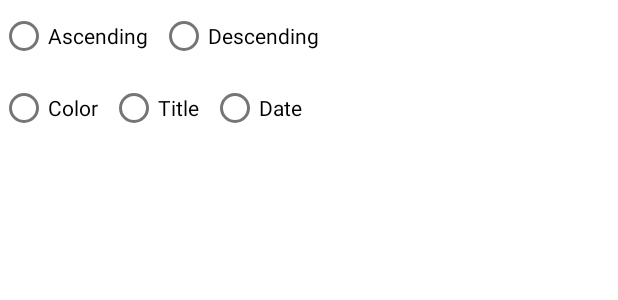
After one commit to TanjotP/NoteApp, an Android app built with Jetpack Compose: the layout filters_layout.xml on its own in the app's theme, with its tools: preview values and no code run, on a phone screen of 412 x 824 dp. The commit adds this screen. Shown: the top 300 px of the screen. Run offline under Robolectric (Android 15) with nearby library versions, the phone set to English and light mode, and no system bars.

Commit message:
ui elements

```diff
--- a/app/src/main/AndroidManifest.xml
+++ b/app/src/main/AndroidManifest.xml
@@ -12,7 +12,7 @@
         android:theme="@style/Theme.NoteAppMvvm" >
 
         <activity
-            android:name=".feature_note.presentation.MainActivity"
+            android:name=".feature_note.presentation.notes.NotesActivity"
             android:exported="true"
             android:label="@string/app_name"
             android:theme="@style/Theme.NoteAppMvvm">
--- a/app/src/main/java/com/example/noteappmvvm/NoteApp.kt
+++ b/app/src/main/java/com/example/noteappmvvm/NoteApp.kt
@@ -4,5 +4,4 @@ import android.app.Application
 import dagger.hilt.android.HiltAndroidApp
 
 @HiltAndroidApp
-class NoteApp : Application() {
-}
+class NoteApp : Application()
--- a/app/src/main/java/com/example/noteappmvvm/feature_note/data/data_source/NoteDao.kt
+++ b/app/src/main/java/com/example/noteappmvvm/feature_note/data/data_source/NoteDao.kt
@@ -1,12 +1,10 @@
 package com.example.noteappmvvm.feature_note.data.data_source
 
-import androidx.room.Delete
-import androidx.room.Insert
-import androidx.room.OnConflictStrategy
-import androidx.room.Query
+import androidx.room.*
 import com.example.noteappmvvm.feature_note.domain.model.Note
 import kotlinx.coroutines.flow.Flow
 
+@Dao
 interface NoteDao {
 
     //not suspend function because returns a flow.
--- /dev/null
+++ b/app/src/main/res/layout/filters_layout.xml
@@ -0,0 +1,52 @@
+<?xml version="1.0" encoding="utf-8"?>
+<androidx.constraintlayout.widget.ConstraintLayout xmlns:android="http://schemas.android.com/apk/res/android"
+    xmlns:app="http://schemas.android.com/apk/res-auto"
+    xmlns:tools="http://schemas.android.com/tools"
+    android:layout_width="match_parent"
+    android:layout_height="wrap_content">
+
+    <RadioButton
+        android:id="@+id/ascendingButton"
+        android:layout_width="wrap_content"
+        android:layout_height="wrap_content"
+        android:text="@string/filter_ascending_button"
+        app:layout_constraintStart_toStartOf="parent"
+        app:layout_constraintTop_toTopOf="parent" />
+
+    <RadioButton
+        android:layout_marginStart="8dp"
+        android:id="@+id/descendingButton"
+        android:layout_width="wrap_content"
+        android:layout_height="wrap_content"
+        android:text="@string/filter_descending_button"
+        app:layout_constraintLeft_toRightOf="@id/ascendingButton"
+        app:layout_constraintTop_toTopOf="parent" />
+
+    <RadioButton
+        android:id="@+id/colorButton"
+        android:layout_width="wrap_content"
+        android:layout_height="wrap_content"
+        android:text="@string/filter_color_button"
+        app:layout_constraintStart_toStartOf="parent"
+        app:layout_constraintTop_toBottomOf="@id/ascendingButton" />
+
+    <RadioButton
+        android:layout_marginStart="8dp"
+        android:id="@+id/titleButton"
+        android:layout_width="wrap_content"
+        android:layout_height="wrap_content"
+        android:text="@string/filter_title_button"
+        app:layout_constraintStart_toEndOf="@id/colorButton"
+        app:layout_constraintTop_toBottomOf="@id/ascendingButton"  />
+
+    <RadioButton
+        android:layout_marginStart="8dp"
+        android:id="@+id/dateButton"
+        android:layout_width="wrap_content"
+        android:layout_height="wrap_content"
+        android:text="@string/filter_date_button"
+        app:layout_constraintStart_toEndOf="@id/titleButton"
+        app:layout_constraintTop_toBottomOf="@id/ascendingButton"  />
+
+
+</androidx.constraintlayout.widget.ConstraintLayout>
--- a/app/src/main/res/values/strings.xml
+++ b/app/src/main/res/values/strings.xml
@@ -1,3 +1,14 @@
 <resources>
     <string name="app_name">NoteAppMvvm</string>
+
+    <!-- View Notes Screen -->
+    <string name="view_notes_title">Notes</string>
+
+    <!-- Filters -->
+    <string name="filter_ascending_button">Ascending</string>
+    <string name="filter_descending_button">Descending</string>
+    <string name="filter_color_button">Color</string>
+    <string name="filter_date_button">Date</string>
+    <string name="filter_title_button">Title</string>
+
 </resources>
--- a/build.gradle
+++ b/build.gradle
@@ -10,7 +10,7 @@
             dependencies {
                 classpath "com.android.tools.build:gradle:7.0.4"
                 classpath "org.jetbrains.kotlin:kotlin-gradle-plugin:1.5.21"
-                classpath "com.google.dagger:hilt-android-gradle-plugin:2.38.1"
+                classpath "com.google.dagger:hilt-android-gradle-plugin:2.41"
 
                 // NOTE: Do not place your application dependencies here; they belong
                 // in the individual module build.gradle files
```
Also changed, not shown: app/build.gradle (+37 -12 lines), app/src/main/java/com/example/noteappmvvm/di/AppModule.kt (+6 -5 lines), app/src/main/java/com/example/noteappmvvm/feature_note/presentation/notes/NotesActivity.kt (added, +14 -0 lines), app/src/main/res/layout/notes_activity_layout.xml (added, +21 -0 lines), app/src/main/res/values/styles.xml (added, +9 -0 lines), 1 other file.
